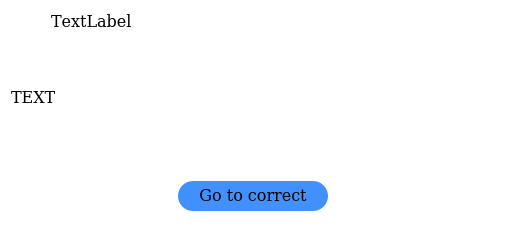
The window that ui/ui_dialog.ui (BiaPyX/BiaPy-GUI) describes before a commit, drawn with Qt 5.
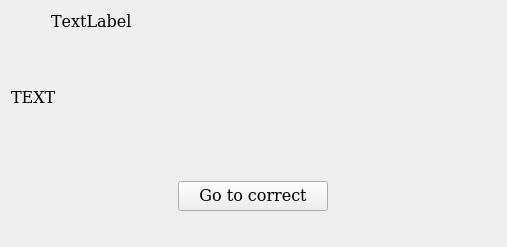
The same window after the commit.

Patch:
```diff
--- a/ui/ui_dialog.ui
+++ b/ui/ui_dialog.ui
@@ -25,9 +25,6 @@
   <property name="windowTitle">
    <string>Dialog</string>
   </property>
-  <property name="styleSheet">
-   <string notr="true">background:rgb(255,255,255);</string>
-  </property>
   <layout class="QVBoxLayout" name="verticalLayout">
    <property name="spacing">
     <number>0</number>
@@ -46,9 +43,6 @@
    </property>
    <item>
     <widget class="QFrame" name="centralwidget">
-     <property name="styleSheet">
-      <string notr="true">background:rgb(255,255,255);</string>
-     </property>
      <property name="frameShape">
       <enum>QFrame::NoFrame</enum>
      </property>
@@ -85,9 +79,6 @@
           <height>40</height>
          </size>
         </property>
-        <property name="styleSheet">
-         <string notr="true">background:rgb(255,255,255);</string>
-        </property>
         <property name="frameShape">
          <enum>QFrame::NoFrame</enum>
         </property>
@@ -202,9 +193,6 @@
              <pointsize>12</pointsize>
             </font>
            </property>
-           <property name="styleSheet">
-            <string notr="true">background:rgb(255,255,255);</string>
-           </property>
            <property name="text">
             <string>&lt;html&gt;&lt;head/&gt;&lt;body&gt;&lt;p&gt;&lt;span style=&quot; font-size:12pt;&quot;&gt;TEXT&lt;/span&gt;&lt;/p&gt;&lt;/body&gt;&lt;/html&gt;</string>
            </property>
@@ -266,16 +254,8 @@
                 <pointsize>12</pointsize>
                </font>
               </property>
-              <property name="styleSheet">
-               <string notr="true">QPushButton {
-	border: none;
-	border-radius: 15px;
-	background-color: rgb(64,144,253);
-}
-QPushButton:hover {
-	background-color: rgb(255,255,255);
-	border: 2px solid rgb(0, 0, 0);
-}</string>
+              <property name="focusPolicy">
+               <enum>Qt::NoFocus</enum>
               </property>
               <property name="text">
                <string>Go to correct</string>
```
